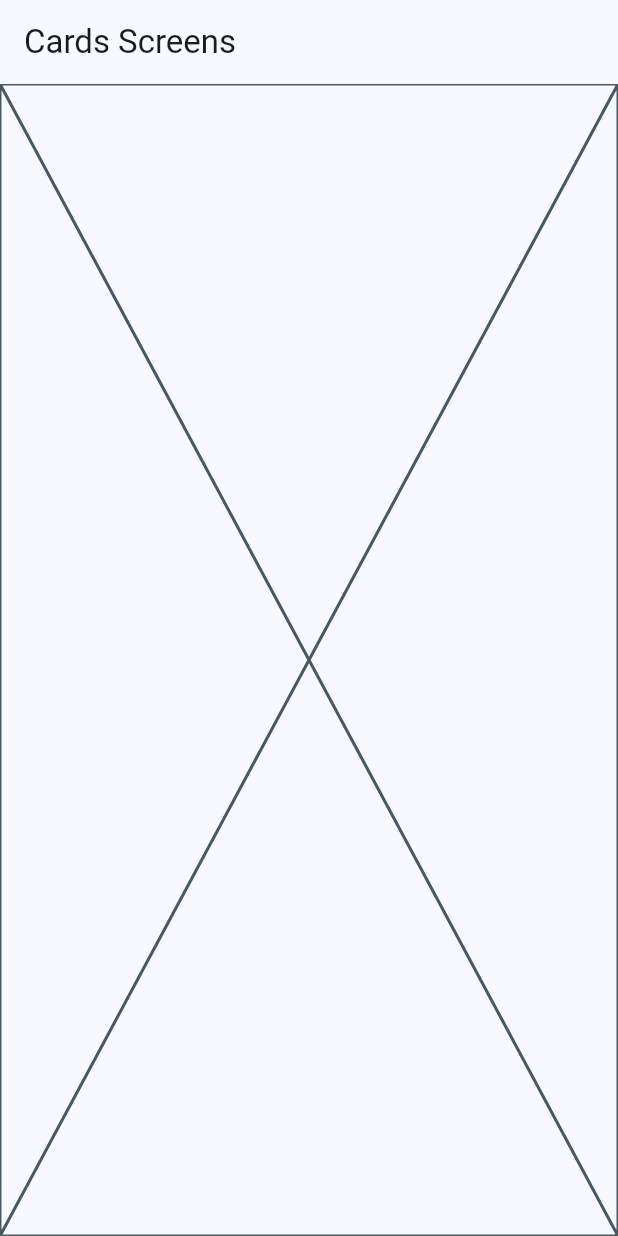
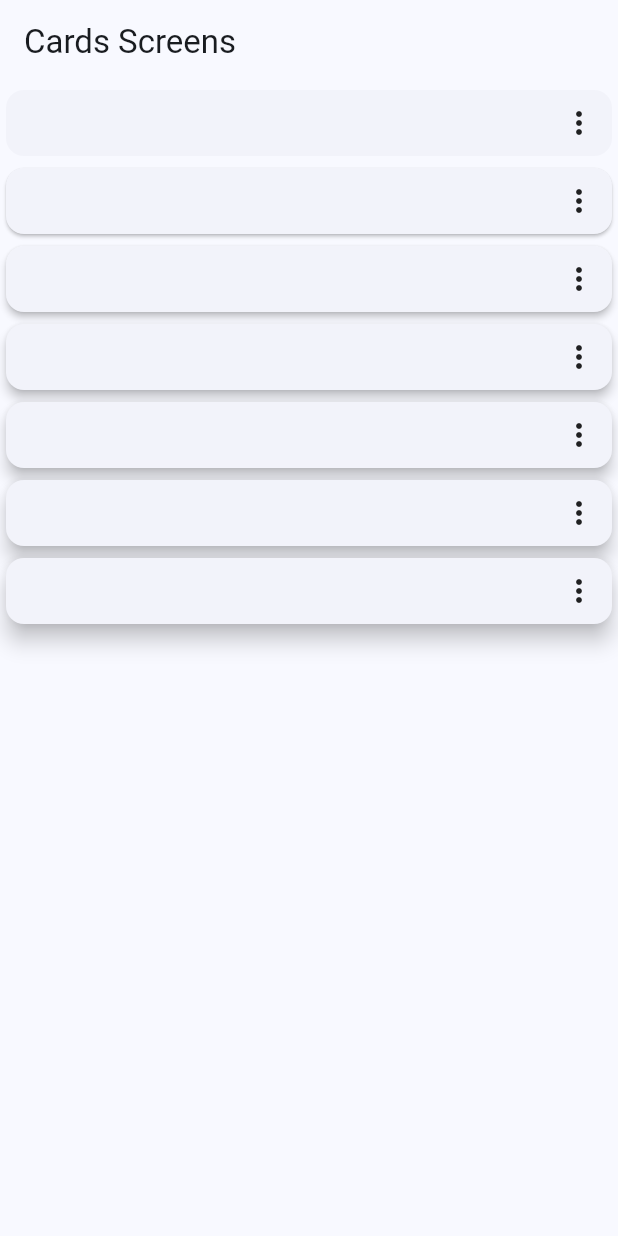
Before and after one commit to c90Beretta/widgets_sexmode, a Flutter app: the CardScreen screen opened by its route, on a phone screen of 412 x 824 dp. Run offline on Flutter 3.47's test engine with Material 3 defaults, Android fonts, the light colour scheme and no system bars; our stand-ins replace go_router.

Commit message:
Archivo de Prueba Creado

```diff
--- a/lib/config/router/app_router.dart
+++ b/lib/config/router/app_router.dart
@@ -1,4 +1,5 @@
 import 'package:go_router/go_router.dart';
+import 'package:widgets_sexmode/presentation/Screens/cards/cards_persons.dart';
 import 'package:widgets_sexmode/presentation/Screens/cards/cards_screens.dart';
 import 'package:widgets_sexmode/presentation/Screens/buttons/buttons_screen.dart';
 import 'package:widgets_sexmode/presentation/Screens/home/home_screen.dart';
@@ -30,5 +31,17 @@ final appRouter = GoRouter(
       path: '/tickets',
       builder: (context, state) => const TicketsScreens(),
     ),
+
+    //CARDS ROUTES-------------------
+
+
+    GoRoute(
+      path: "/person",
+      builder: (context, state) => const Personas(),)
+
+
+
+
+
   ],
 );
--- a/lib/presentation/Screens/cards/cards_screens.dart
+++ b/lib/presentation/Screens/cards/cards_screens.dart
@@ -1,16 +1,71 @@
 import 'package:flutter/material.dart';
+import 'package:go_router/go_router.dart';
+import 'package:widgets_sexmode/presentation/Screens/cards/cards_persons.dart';
+
+const cards = <Map<String, dynamic>>[
+  {"elevation": 0.0, "label": "Elevation 0"},
+  {"elevation": 1.0, "label": "Elevation 1"},
+  {"elevation": 2.0, "label": "Elevation 2"},
+  {"elevation": 3.0, "label": "Elevation 3"},
+  {"elevation": 4.0, "label": "Elevation 4"},
+  {"elevation": 5.0, "label": "Elevation 5"},
+  {"elevation": 6.0, "label": "Elevation 6"},
+];
+
 class CardScreen extends StatelessWidget {
-  const CardScreen({super.key});
-static const String name = "cards_screen";
-
+  const CardScreen({Key? key}) : super(key: key);
+  static const String name = "cards_screen";
 
   @override
   Widget build(BuildContext context) {
     return Scaffold(
-      appBar: AppBar(
-        title:  const Text("Cards Screens")
-      ),
-      body: const Placeholder(),
+      appBar: AppBar(title: const Text("Cards Screens")),
+      body: const _CardsView(),
     );
   }
 }
+
+class _CardsView extends StatelessWidget {
+  const _CardsView();
+
+  @override
+  Widget build(BuildContext context) {
+    return Column(
+      children: [
+        ...cards.map(
+          (card) => _CardType1(card["label"], card["elevation"]),
+        )
+      ],
+    );
+  }
+}
+
+class _CardType1 extends StatelessWidget {
+  final String label;
+  final double elevation;
+
+  const _CardType1(this.label, this.elevation);
+
+  @override
+  Widget build(BuildContext context) {
+    return InkWell(
+      onTap: () {
+        // Aquí puedes manejar la acción al tocar la tarjeta
+        Navigator.of(context).push(
+            MaterialPageRoute(builder: (context) => const Personas()));
+      },
+      child: Card(
+        elevation: elevation,
+        child: const Align(
+          alignment: Alignment.topRight,
+          child: Padding(
+            padding: EdgeInsets.fromLTRB(10, 10, 10, 10),
+            child: Column(
+              children: [Icon(Icons.more_vert_rounded)],
+            ),
+          ),
+        ),
+      ),
+    );
+  }
+}
```
Also changed, not shown: lib/presentation/Screens/cards/cards_persons.dart (added, +54 -0 lines), lib/presentation/Screens/cards/cards_widgets/cards_widgets.dart (added, +35 -0 lines), lib/presentation/Screens/cards/test.dart (added, +129 -0 lines).
